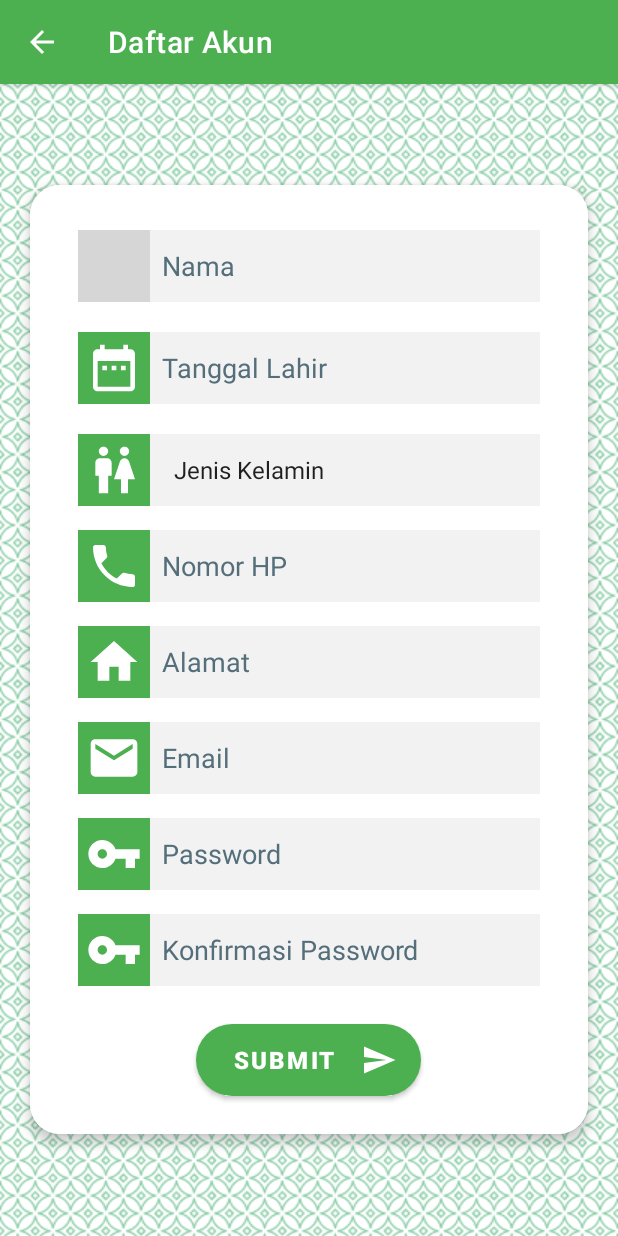
After one commit to Srimulyaniadha/Online-Service, an Android app: the RegisterActivity screen opened directly, with no data from a screen before it, on a phone screen of 412 x 824 dp. The commit adds this screen. Run offline under Robolectric (Android 15) with nearby library versions, the phone set to English and light mode, and no system bars; grey boxes are pictures that could not be loaded.

Commit message:
Register Commit

```diff
--- /dev/null
+++ b/app/src/main/java/id/ac/polbeng/srimulyaniadha/onlineservice/models/DefaultResponse.kt
@@ -0,0 +1,6 @@
+package id.ac.polbeng.srimulyaniadha.onlineservice.models
+
+data class DefaultResponse(
+    val message: String,
+    val error: Boolean
+)
--- a/app/src/main/java/id/ac/polbeng/srimulyaniadha/onlineservice/services/UserService.kt
+++ b/app/src/main/java/id/ac/polbeng/srimulyaniadha/onlineservice/services/UserService.kt
@@ -1,6 +1,8 @@
 package id.ac.polbeng.srimulyaniadha.onlineservice.services
 
 import id.ac.polbeng.srimulyaniadha.onlineservice.models.LoginResponse
+import id.ac.polbeng.srimulyaniadha.onlineservice.models.DefaultResponse
+import id.ac.polbeng.srimulyaniadha.onlineservice.models.User
 import retrofit2.Call
 import retrofit2.http.*
 
@@ -9,4 +11,10 @@ interface UserService {
     fun loginUser(
         @QueryMap filter: HashMap<String, String>
     ): Call<LoginResponse>
+
+    @POST("users")
+    fun registerUser(
+        @Body newUser: User
+    ): Call<DefaultResponse>
+
 }
--- /dev/null
+++ b/app/src/main/res/drawable/ic_baseline_date_range_24.xml
@@ -0,0 +1,5 @@
+<vector xmlns:android="http://schemas.android.com/apk/res/android" android:height="24dp" android:tint="#FFFFFF" android:viewportHeight="24" android:viewportWidth="24" android:width="24dp">
+
+    <path android:fillColor="@android:color/white" android:pathData="M9,11L7,11v2h2v-2zM13,11h-2v2h2v-2zM17,11h-2v2h2v-2zM19,4h-1L18,2h-2v2L8,4L8,2L6,2v2L5,4c-1.11,0 -1.99,0.9 -1.99,2L3,20c0,1.1 0.89,2 2,2h14c1.1,0 2,-0.9 2,-2L21,6c0,-1.1 -0.9,-2 -2,-2zM19,20L5,20L5,9h14v11z"/>
+
+</vector>
--- a/app/src/main/res/drawable/ic_baseline_person_24.xml
+++ b/app/src/main/res/drawable/ic_baseline_home_24.xml
@@ -1,5 +1,5 @@
-<vector xmlns:android="http://schemas.android.com/apk/res/android" android:height="24dp" android:tint="#000000" android:viewportHeight="24" android:viewportWidth="24" android:width="24dp">
+<vector xmlns:android="http://schemas.android.com/apk/res/android" android:height="24dp" android:tint="#FFFFFF" android:viewportHeight="24" android:viewportWidth="24" android:width="24dp">
 
-    <path android:fillColor="@android:color/white" android:pathData="M12,12c2.21,0 4,-1.79 4,-4s-1.79,-4 -4,-4 -4,1.79 -4,4 1.79,4 4,4zM12,14c-2.67,0 -8,1.34 -8,4v2h16v-2c0,-2.66 -5.33,-4 -8,-4z"/>
+    <path android:fillColor="@android:color/white" android:pathData="M10,20v-6h4v6h5v-8h3L12,3 2,12h3v8z"/>
 
 </vector>
--- /dev/null
+++ b/app/src/main/res/drawable/ic_baseline_phone_24.xml
@@ -0,0 +1,5 @@
+<vector xmlns:android="http://schemas.android.com/apk/res/android" android:height="24dp" android:tint="#FFFFFF" android:viewportHeight="24" android:viewportWidth="24" android:width="24dp">
+
+    <path android:fillColor="@android:color/white" android:pathData="M6.62,10.79c1.44,2.83 3.76,5.14 6.59,6.59l2.2,-2.2c0.27,-0.27 0.67,-0.36 1.02,-0.24 1.12,0.37 2.33,0.57 3.57,0.57 0.55,0 1,0.45 1,1V20c0,0.55 -0.45,1 -1,1 -9.39,0 -17,-7.61 -17,-17 0,-0.55 0.45,-1 1,-1h3.5c0.55,0 1,0.45 1,1 0,1.25 0.2,2.45 0.57,3.57 0.11,0.35 0.03,0.74 -0.25,1.02l-2.2,2.2z"/>
+
+</vector>
--- /dev/null
+++ b/app/src/main/res/drawable/ic_baseline_wc_24.xml
@@ -0,0 +1,5 @@
+<vector xmlns:android="http://schemas.android.com/apk/res/android" android:height="24dp" android:tint="#FFFFFF" android:viewportHeight="24" android:viewportWidth="24" android:width="24dp">
+
+    <path android:fillColor="@android:color/white" android:pathData="M5.5,22v-7.5L4,14.5L4,9c0,-1.1 0.9,-2 2,-2h3c1.1,0 2,0.9 2,2v5.5L9.5,14.5L9.5,22h-4zM18,22v-6h3l-2.54,-7.63C18.18,7.55 17.42,7 16.56,7h-0.12c-0.86,0 -1.63,0.55 -1.9,1.37L12,16h3v6h3zM7.5,6c1.11,0 2,-0.89 2,-2s-0.89,-2 -2,-2 -2,0.89 -2,2 0.89,2 2,2zM16.5,6c1.11,0 2,-0.89 2,-2s-0.89,-2 -2,-2 -2,0.89 -2,2 0.89,2 2,2z"/>
+
+</vector>
--- /dev/null
+++ b/app/src/main/res/layout/activity_register.xml
@@ -0,0 +1,254 @@
+<?xml version="1.0" encoding="utf-8"?>
+<LinearLayout xmlns:android="http://schemas.android.com/apk/res/android"
+    xmlns:app="http://schemas.android.com/apk/res-auto"
+    xmlns:tools="http://schemas.android.com/tools"
+    android:layout_width="match_parent"
+    android:layout_height="match_parent"
+    android:orientation="vertical"
+    android:gravity="center"
+    android:background="@drawable/repeat_background"
+    tools:context=".activities.RegisterActivity">
+    <androidx.cardview.widget.CardView
+        android:layout_margin="20dp"
+        app:cardElevation="5dp"
+        app:cardCornerRadius="20dp"
+        android:layout_width="match_parent"
+        android:layout_height="wrap_content"
+        android:background="@android:color/white">
+        <ScrollView
+            android:layout_width="match_parent"
+            android:layout_height="wrap_content">
+            <LinearLayout
+                android:layout_width="match_parent"
+                android:layout_height="wrap_content"
+                android:orientation="vertical"
+                android:background="@android:color/white">
+                <!--Baris pertama field untuk nama -->
+                <LinearLayout
+                    android:layout_width="match_parent"
+                    android:layout_height="48dp"
+                    android:layout_marginLeft="32dp"
+                    android:layout_marginRight="32dp"
+                    android:layout_marginTop="30dp"
+                    android:orientation="horizontal">
+                    <ImageView
+                        android:layout_width="48dp"
+                        android:layout_height="48dp"
+                        android:background="@color/green_500"
+                        android:contentDescription="@string/app_name"
+                        android:padding="5dp"
+                        android:src="@drawable/ic_baseline_person_24" />
+                    <EditText
+                        android:id="@+id/etNama"
+                        android:layout_width="match_parent"
+                        android:layout_height="48dp"
+                        android:autofillHints=""
+                        android:background="@drawable/edittextstyle2"
+                        android:hint="@string/nama"
+                        android:inputType="textPersonName"
+                        android:textColorHint="#546E7A" />
+                </LinearLayout>
+                <!--Baris kedua field untuk tanggal lahir -->
+                <LinearLayout
+                    android:layout_width="match_parent"
+                    android:layout_height="48dp"
+                    android:layout_marginLeft="32dp"
+                    android:layout_marginRight="32dp"
+                    android:layout_marginTop="20dp"
+                    android:orientation="horizontal">
+                    <ImageView
+                        android:layout_width="48dp"
+                        android:layout_height="48dp"
+                        android:background="@color/green_500"
+                        android:contentDescription="@string/app_name"
+                        android:padding="5dp"
+                        android:src="@drawable/ic_baseline_date_range_24"
+                        />
+                    <EditText
+                        android:id="@+id/etTanggalLahir"
+                        android:layout_width="match_parent"
+                        android:layout_height="48dp"
+                        android:autofillHints=""
+                        android:background="@drawable/edittextstyle2"
+                        android:hint="@string/tanggal_lahir"
+                        android:inputType="text"
+                        android:textColorHint="#546E7A" />
+                </LinearLayout>
+                <!--Baris ketiga field untuk jenis kelamin -->
+                <LinearLayout
+                    android:layout_width="match_parent"
+                    android:layout_height="48dp"
+                    android:layout_marginLeft="32dp"
+                    android:layout_marginRight="32dp"
+                    android:layout_marginTop="20dp"
+                    android:orientation="horizontal">
+                    <ImageView
+                        android:layout_width="48dp"
+                        android:layout_height="48dp"
+                        android:background="@color/green_500"
+                        android:contentDescription="@string/app_name"
+                        android:padding="5dp"
+                        android:src="@drawable/ic_baseline_wc_24" />
+                    <Spinner
+                        android:id="@+id/spJenisKelamin"
+                        android:layout_width="match_parent"
+                        android:layout_height="48dp"
+                        android:background="@drawable/edittextstyle2"
+                        android:entries="@array/jenis_kelamin"
+                        android:spinnerMode="dropdown" />
+                </LinearLayout>
+                <!--Baris kelima field untuk Nomor Handphone -->
+                <LinearLayout
+                    android:layout_width="match_parent"
+                    android:layout_height="48dp"
+                    android:layout_marginLeft="32dp"
+                    android:layout_marginRight="32dp"
+                    android:layout_marginTop="16dp"
+                    android:orientation="horizontal">
+                    <ImageView
+                        android:layout_width="48dp"
+                        android:layout_height="48dp"
+                        android:background="@color/green_500"
+                        android:contentDescription="@string/app_name"
+                        android:padding="5dp"
+                        android:src="@drawable/ic_baseline_phone_24" />
+                    <EditText
+                        android:id="@+id/etNomorHP"
+                        android:layout_width="match_parent"
+                        android:layout_height="48dp"
+                        android:autofillHints=""
+                        android:background="@drawable/edittextstyle2"
+                        android:hint="@string/no_hp"
+                        android:inputType="phone"
+                        android:textColorHint="#546E7A" />
+                </LinearLayout>
+                <!--Baris keenam field untuk alamat-->
+                <LinearLayout
+                    android:layout_width="match_parent"
+                    android:layout_height="48dp"
+                    android:layout_marginLeft="32dp"
+                    android:layout_marginRight="32dp"
+                    android:layout_marginTop="16dp"
+                    android:orientation="horizontal">
+                    <ImageView
+                        android:layout_width="48dp"
+                        android:layout_height="48dp"
+                        android:background="@color/green_500"
+                        android:contentDescription="@string/app_name"
+                        android:padding="5dp"
+                        android:src="@drawable/ic_baseline_home_24"/>
+                    <EditText
+                        android:id="@+id/etAlamat"
+                        android:layout_width="match_parent"
+                        android:layout_height="48dp"
+                        android:autofillHints=""
+                        android:background="@drawable/edittextstyle2"
+                        android:gravity="center_vertical|start"
+                        android:hint="@string/alamat"
+                        android:inputType="textCapSentences|textMultiLine"
+                        android:maxLength="255"
+                        android:maxLines="3"
+                        android:minLines="2"
+                        android:scrollbars="vertical"
+                        android:scrollHorizontally="false"
+                        android:textColorHint="#546E7A" />
+                </LinearLayout>
+                <!--Baris keempat field untuk Email -->
+                <LinearLayout
+                    android:layout_width="match_parent"
+                    android:layout_height="48dp"
+                    android:layout_marginLeft="32dp"
+                    android:layout_marginRight="32dp"
+                    android:layout_marginTop="16dp"
+                    android:orientation="horizontal">
+                    <ImageView
+                        android:layout_width="48dp"
+                        android:layout_height="48dp"
+                        android:background="@color/green_500"
+                        android:contentDescription="@string/email"
+                        android:padding="5dp"
+                        android:src="@drawable/ic_baseline_email_24" />
+                    <EditText
+                        android:id="@+id/etEmail"
+                        android:layout_width="match_parent"
+                        android:layout_height="48dp"
+                        android:autofillHints=""
+                        android:background="@drawable/edittextstyle2"
+                        android:hint="@string/email"
+                        android:inputType="textEmailAddress"
+                        android:textColorHint="#546E7A" />
+                </LinearLayout>
+                <!--Baris ketujuh field untuk Password -->
+                <LinearLayout
+                    android:layout_width="match_parent"
+                    android:layout_height="48dp"
+                    android:layout_marginLeft="32dp"
+                    android:layout_marginRight="32dp"
+                    android:layout_marginTop="16dp"
+                    android:orientation="horizontal">
+                    <ImageView
+                        android:layout_width="48dp"
+                        android:layout_height="48dp"
+                        android:background="@color/green_500"
+                        android:contentDescription="@string/password"
+                        android:padding="5dp"
+                        android:src="@drawable/ic_baseline_vpn_key_24" />
+                    <EditText
+                        android:id="@+id/etPassword"
+                        android:layout_width="match_parent"
+                        android:layout_height="48dp"
+                        android:autofillHints=""
+                        android:background="@drawable/edittextstyle2"
+                        android:hint="@string/password"
+                        android:inputType="textPassword"
+                        android:textColorHint="#546E7A" />
+                </LinearLayout>
+                <!--Baris kedelapan field untuk Ulangi Password -->
+                <LinearLayout
+                    android:layout_width="match_parent"
+                    android:layout_height="48dp"
+                    android:layout_marginLeft="32dp"
+                    android:layout_marginRight="32dp"
+                    android:layout_marginTop="16dp"
+                    android:orientation="horizontal">
+                    <ImageView
+                        android:layout_width="48dp"
+                        android:layout_height="48dp"
+                        android:background="@color/green_500"
+                        android:contentDescription="@string/app_name"
+                        android:padding="5dp"
+                        android:src="@drawable/ic_baseline_vpn_key_24" />
+                    <EditText
+                        android:id="@+id/etKonfirmasiPassword"
+                        android:layout_width="match_parent"
+                        android:layout_height="48dp"
+                        android:autofillHints=""
+                        android:background="@drawable/edittextstyle2"
+                        android:hint="@string/konfirmasi_password"
+                        android:inputType="textPassword"
+                        android:textColorHint="#546E7A" />
+                </LinearLayout>
+                <Button
+                    android:id="@+id/btnSubmit"
+                    android:layout_width="150dp"
+                    android:layout_height="wrap_content"
+                    android:layout_gravity="center_horizontal"
+                    android:layout_marginTop="25dp"
+                    android:layout_marginBottom="25dp"
+                    android:background="@drawable/button_style1"
+                    android:drawableEnd="@drawable/ic_baseline_send_24"
+                    android:text="@string/submit"
+                    android:textColor="@android:color/white"
+                    android:textSize="16sp"
+                    android:textStyle="bold" />
+            </LinearLayout>
+        </ScrollView>
+        <ProgressBar
+            android:id="@+id/progressBar"
+            android:layout_width="wrap_content"
+            android:layout_height="wrap_content"
+            android:layout_gravity="center"
+            style="?android:attr/progressBarStyle"
+            android:visibility="gone"/>
+    </androidx.cardview.widget.CardView>
+</LinearLayout>
--- a/app/src/main/res/values/strings.xml
+++ b/app/src/main/res/values/strings.xml
@@ -22,7 +22,20 @@
     <string name="email">Email</string>
     <string name="password">Password</string>
     <string name="login">Login</string>
-    <string name="register">Tidak punya akun, silahkan
-<u><b>Mendaftar</b></u></string>
+    <string name="register">Tidak punya akun, silahkan<u><b>Mendaftar</b></u></string>
     <string name="medsos">Kunjungi Media Sosial Kami</string>
+
+    <!--form register-->
+    <string name="daftar">Daftar Akun</string>
+    <string name="nama">Nama</string>
+    <string name="tanggal_lahir">Tanggal Lahir</string>
+    <array name="jenis_kelamin">
+        <item>Jenis Kelamin</item>
+        <item>Pria</item>
+        <item>Wanita</item>
+    </array>
+    <string name="no_hp">Nomor HP</string>
+    <string name="alamat">Alamat</string>
+    <string name="konfirmasi_password">Konfirmasi Password</string>
+    <string name="submit">Submit</string>
 </resources>
```
Also changed, not shown: app/src/main/AndroidManifest.xml (+12 -3 lines), app/src/main/java/id/ac/polbeng/srimulyaniadha/onlineservice/activities/LoginActivity.kt (+45 -26 lines), app/src/main/java/id/ac/polbeng/srimulyaniadha/onlineservice/activities/MainActivity.kt (+31 -2 lines), app/src/main/java/id/ac/polbeng/srimulyaniadha/onlineservice/activities/RegisterActivity.kt (added, +125 -0 lines).
